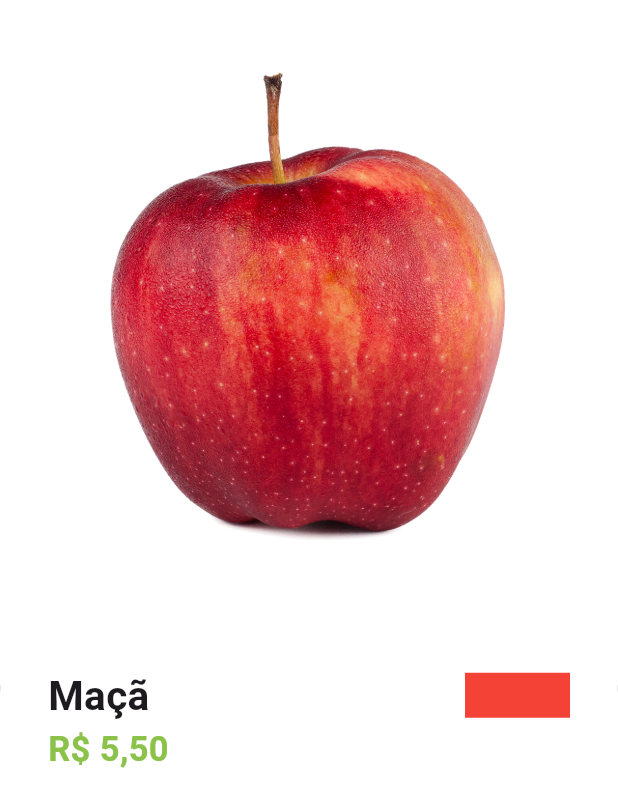
After one commit to VanessaNRosa/quitanda_virtual, a Flutter app: the HomeTab screen opened directly, after a tap on "Maçã", on a phone screen of 412 x 824 dp. The commit adds this screen. Shown: the top 807 px of the screen. Run offline on Flutter 3.47's test engine with Material 3 defaults, Android fonts, the light colour scheme and no system bars; our stand-ins replace animated_text_kit, mask_text_input_formatter.

Commit message:
começando tela product screen

```diff
--- a/lib/src/pages/home/components/item_tile.dart
+++ b/lib/src/pages/home/components/item_tile.dart
@@ -1,6 +1,7 @@
 import 'package:flutter/material.dart';
 import 'package:quitanda_virtual/src/config/custom_colors.dart';
 import 'package:quitanda_virtual/src/models/item_model.dart';
+import 'package:quitanda_virtual/src/pages/product/product_screen.dart';
 import 'package:quitanda_virtual/src/services/utils_services.dart';
 
 class ItemTile extends StatelessWidget {
@@ -13,10 +14,24 @@ class ItemTile extends StatelessWidget {
   Widget build(BuildContext context) {
     return Stack(
       children: [
-        Card(
+        GestureDetector(
+          onTap: () => {
+            Navigator.of(context).push(
+              MaterialPageRoute(
+                builder: (c) {
+                  return ProductScreen(
+                    item: item,
+                  );
+                },
+              ),
+            ),
+          },
+          child: Card(
             elevation: 2,
             shadowColor: Colors.grey.shade300,
-          shape: RoundedRectangleBorder(borderRadius: BorderRadius.circular(20)),
+            shape: RoundedRectangleBorder(
+              borderRadius: BorderRadius.circular(20),
+            ),
             child: Padding(
               padding: const EdgeInsets.all(12.0),
               child: Column(
@@ -25,7 +40,10 @@ class ItemTile extends StatelessWidget {
                   Expanded(child: Image.asset(item.image)),
                   Text(
                     item.itemName,
-                  style: const TextStyle(fontSize: 16, fontWeight: FontWeight.bold),
+                    style: const TextStyle(
+                      fontSize: 16,
+                      fontWeight: FontWeight.bold,
+                    ),
                   ),
                   Row(
                     children: [
@@ -51,6 +69,7 @@ class ItemTile extends StatelessWidget {
               ),
             ),
           ),
+        ),
         Positioned(
           top: 4,
           right: 4,
@@ -61,13 +80,19 @@ class ItemTile extends StatelessWidget {
                 color: CustomColors.customSwatchColor,
                 borderRadius: const BorderRadius.only(
                   bottomLeft: Radius.circular(15),
-                topRight: Radius.circular(20))
+                  topRight: Radius.circular(20),
+                ),
               ),
               height: 40,
               width: 35,
-          child: const Icon(Icons.add_shopping_cart_outlined, color: Colors.white, size: 20),
+              child: const Icon(
+                Icons.add_shopping_cart_outlined,
+                color: Colors.white,
+                size: 20,
               ),
-        ))
+            ),
+          ),
+        ),
       ],
     );
   }
--- /dev/null
+++ b/lib/src/pages/product/product_screen.dart
@@ -0,0 +1,65 @@
+import 'package:flutter/material.dart';
+import 'package:quitanda_virtual/src/config/custom_colors.dart';
+import 'package:quitanda_virtual/src/models/item_model.dart';
+import 'package:quitanda_virtual/src/services/utils_services.dart';
+
+class ProductScreen extends StatelessWidget {
+  ProductScreen({required this.item, super.key});
+
+  final ItemModel item;
+  final UtilsServices utilsServices = UtilsServices();
+
+  @override
+  Widget build(BuildContext context) {
+    return Scaffold(
+      backgroundColor: Colors.white.withAlpha(230),
+
+      body: Column(
+        children: [
+          Expanded(child: Image.asset(item.image)),
+          Expanded(
+            child: Container(
+              padding: const EdgeInsets.all(32),
+              decoration: BoxDecoration(
+                color: Colors.white,
+                borderRadius: BorderRadius.vertical(top: Radius.circular(50)),
+                boxShadow: [
+                  BoxShadow(color: Colors.grey.shade900, offset: Offset(0, 2)),
+                ],
+              ),
+              child: Column(
+                crossAxisAlignment: CrossAxisAlignment.stretch,
+                children: [
+                  Row(
+                    children: [
+                      Expanded(
+                        child: Text(
+                          item.itemName,
+                          maxLines: 2,
+                          overflow: TextOverflow.ellipsis,
+                          style: TextStyle(
+                            fontSize: 27,
+                            fontWeight: FontWeight.bold,
+                          ),
+                        ),
+                      ),
+                      Container(height: 30, width: 70, color: Colors.red),
+                    ],
+                  ),
+                  Text(
+                    utilsServices.priceToCurrency(item.price),
+                    style: TextStyle(
+                      fontSize: 23,
+                      fontWeight: FontWeight.bold,
+                      color: CustomColors.customSwatchColor),
+
+                  ),
+                ],
+              ),
+            ),
+          ),
+        ],
+      ),
+    );
+  }
+}
```
Lines whose indentation alone changed are shown as unchanged.
